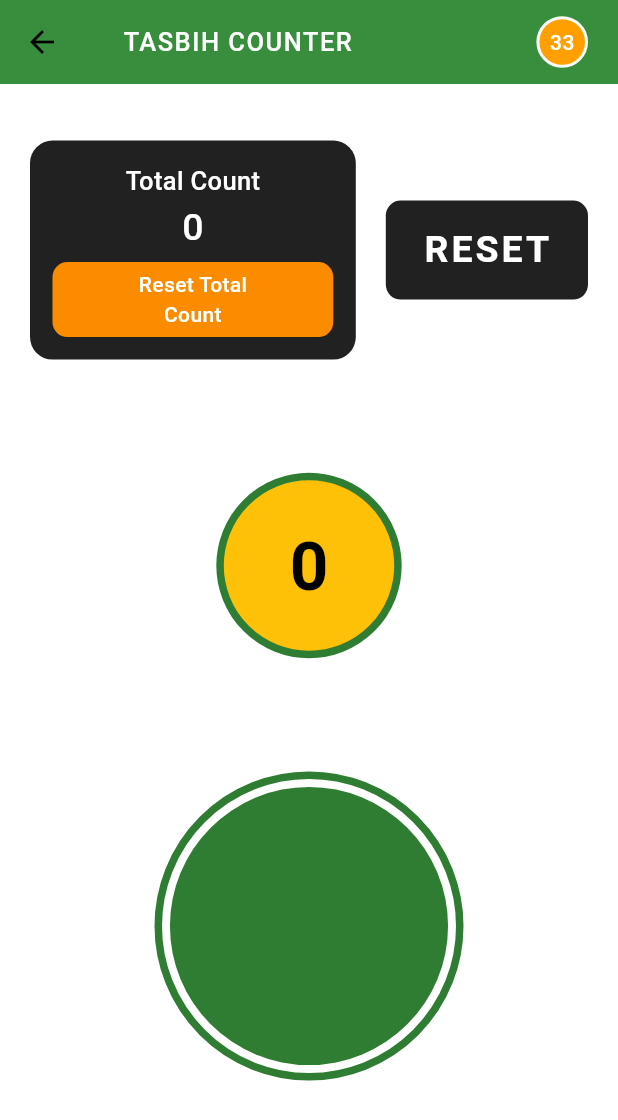
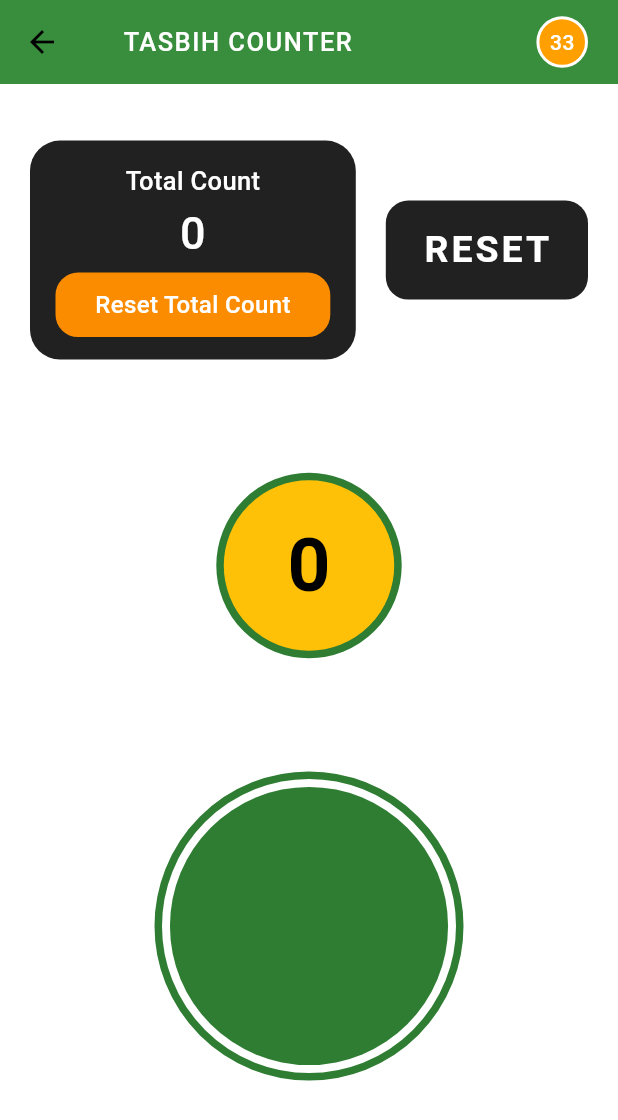
Before and after one commit to JamoliddinVahobov/prayer_times_and_tasbih_app, a Flutter app: the TasbihScreen screen opened directly, on a phone screen of 412 x 824 dp. Shown: the top 1120 px of the screen. Run offline on Flutter 3.47's test engine with Material 3 defaults, Android fonts, the phone set to English and light mode, and no system bars; our stand-ins replace connectivity_plus, flutter_spinkit, shared_preferences; accounts and stored records are empty; network calls fail.

Commit message:
improved english version

```diff
--- a/lib/screens/tasbih_screen.dart
+++ b/lib/screens/tasbih_screen.dart
@@ -130,7 +130,7 @@ class _TasbihScreenState extends State<TasbihScreen> {
                   margin: const EdgeInsets.only(left: 20, right: 10),
                   decoration: BoxDecoration(
                     color: Colors.grey[900],
-                    borderRadius: BorderRadius.circular(15),
+                    borderRadius: BorderRadius.circular(20),
                   ),
                   child: Padding(
                     padding: const EdgeInsets.symmetric(
@@ -155,7 +155,7 @@ class _TasbihScreenState extends State<TasbihScreen> {
                             maxLines: 1,
                             total.toString(),
                             style: const TextStyle(
-                              fontSize: 25,
+                              fontSize: 30,
                               fontWeight: FontWeight.w500,
                               color: Colors.white,
                             ),
@@ -186,7 +186,7 @@ class _TasbihScreenState extends State<TasbihScreen> {
                                         },
                                         child: const Text(
                                           "Cancel",
-                                          style: TextStyle(fontSize: 15),
+                                          style: TextStyle(fontSize: 16),
                                         ),
                                       ),
                                       TextButton(
@@ -196,7 +196,7 @@ class _TasbihScreenState extends State<TasbihScreen> {
                                         },
                                         child: const Text(
                                           "Reset",
-                                          style: TextStyle(fontSize: 15),
+                                          style: TextStyle(fontSize: 16),
                                         ),
                                       ),
                                     ],
@@ -204,20 +204,22 @@ class _TasbihScreenState extends State<TasbihScreen> {
                                 });
                           },
                           child: Container(
+                            margin: const EdgeInsets.symmetric(horizontal: 2),
                             decoration: BoxDecoration(
                               color: Colors.orange[600],
-                              borderRadius: BorderRadius.circular(10),
+                              borderRadius: BorderRadius.circular(15),
                             ),
                             child: const Center(
                               child: Padding(
                                 padding: EdgeInsets.symmetric(
-                                    horizontal: 5, vertical: 5),
+                                    horizontal: 5, vertical: 10),
                                 child: FittedBox(
                                   child: Text(
                                     textAlign: TextAlign.center,
-                                    "Reset Total\nCount",
+                                    "Reset Total Count",
                                     style: TextStyle(
                                       fontWeight: FontWeight.w500,
+                                      fontSize: 16,
                                       color: Colors.white,
                                     ),
                                   ),
@@ -237,7 +239,7 @@ class _TasbihScreenState extends State<TasbihScreen> {
                   margin: const EdgeInsets.only(left: 10, right: 20),
                   decoration: BoxDecoration(
                     color: Colors.grey[900],
-                    borderRadius: BorderRadius.circular(10),
+                    borderRadius: BorderRadius.circular(15),
                   ),
                   child: InkWell(
                     onTap: () {
@@ -280,7 +282,7 @@ class _TasbihScreenState extends State<TasbihScreen> {
                   child: Text(
                     number.toString(),
                     style: const TextStyle(
-                      fontSize: 45,
+                      fontSize: 50,
                       fontWeight: FontWeight.w600,
                       color: Colors.black,
                     ),
```
